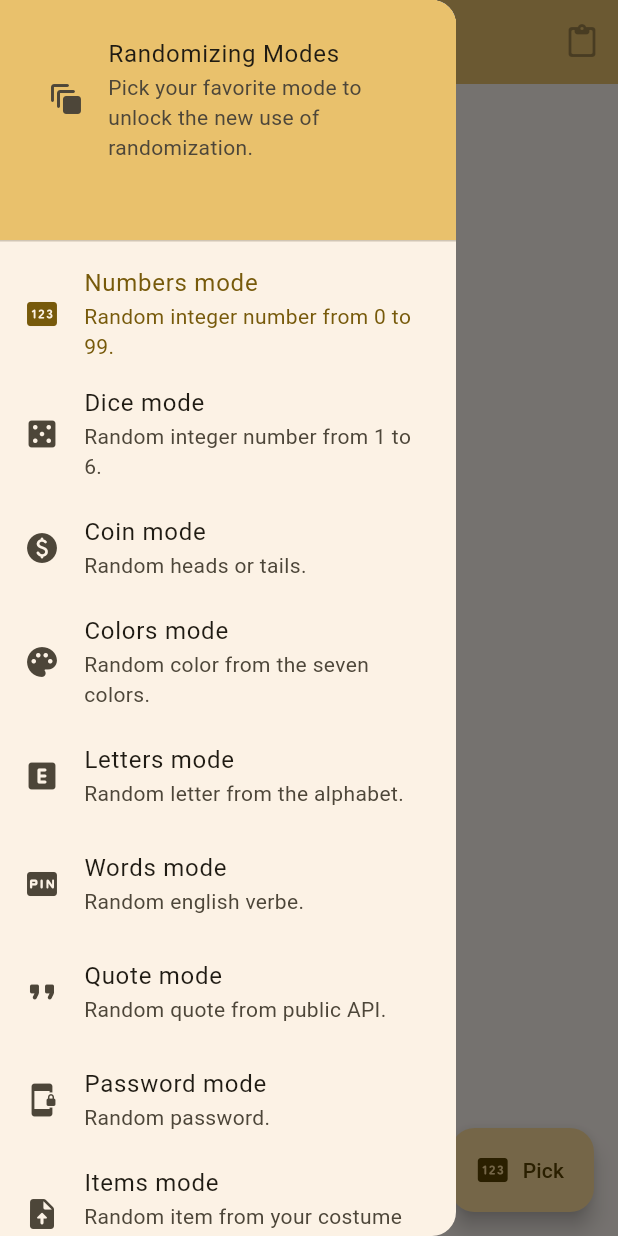
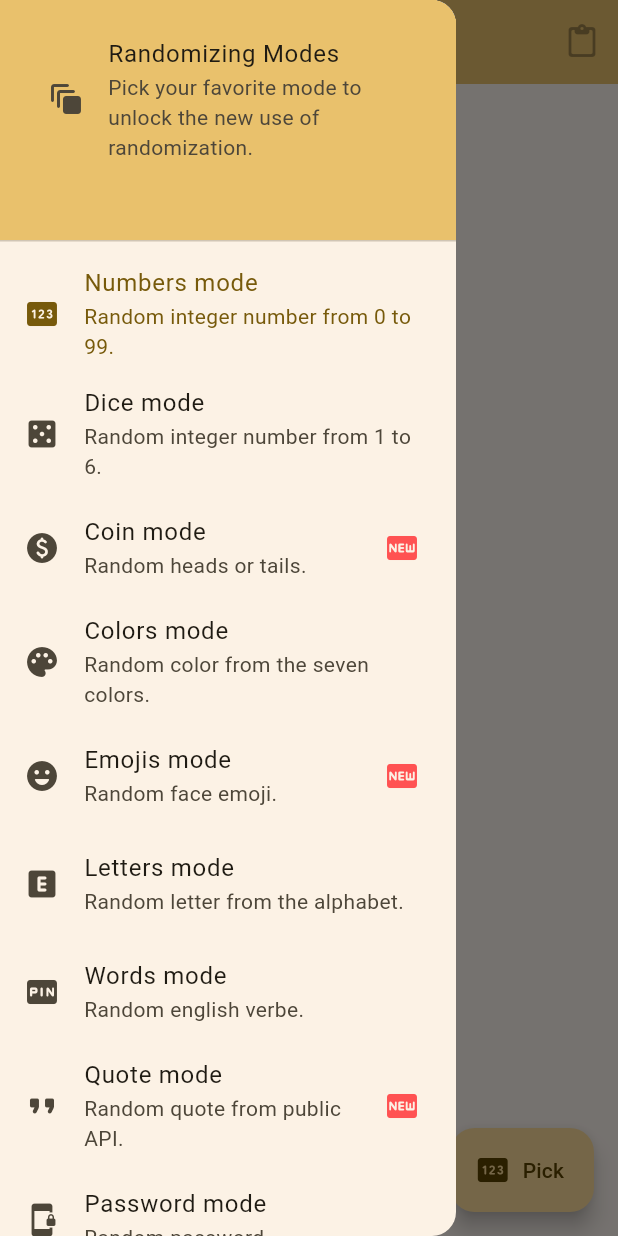
Before and after one commit to Meauh/randomizer, a Flutter app: the screen it shows after launch, with the side drawer open, on a phone screen of 412 x 824 dp. Run offline on Flutter 3.47's test engine with Material 3 defaults, Android fonts, the phone set to English and light mode, and no system bars; our stand-ins replace file_picker; missing offline and left inert: word_generator.

Commit message:
feat: add emoji mode, add new badge. - try https quote API.

```diff
--- a/lib/main.dart
+++ b/lib/main.dart
@@ -98,6 +98,12 @@ class _MyHomePageState extends State<MyHomePage> {
       Icon(Icons.palette_rounded),
     ),
     (
+      "Emojis",
+      "emoji",
+      "face emoji.",
+      Icon(Icons.emoji_emotions_rounded),
+    ),
+    (
       "Letters",
       "caract",
       "letter from the alphabet.",
@@ -120,7 +126,7 @@ class _MyHomePageState extends State<MyHomePage> {
     ("Images", "img", "image from pexels or unsplash.", Icon(Icons.panorama)),
     (
       "Videos",
-      "vid",
+      "yt",
       "video from youtube playlist.",
       Icon(Icons.ondemand_video_rounded),
     ),
@@ -171,6 +177,9 @@ class _MyHomePageState extends State<MyHomePage> {
         case "coin":
           _pickRandomCoin();
           break;
+        case "emoji":
+          _pickRandomEmoji();
+          break;
         default:
           _pickRandomInt();
           break;
@@ -201,6 +210,23 @@ class _MyHomePageState extends State<MyHomePage> {
   void _pickRandomCoin() {
     List<String> coinFaces = ["Heads", "Tails"];
     _randomValue = coinFaces[Random().nextInt(2)];
+  }
+  void _pickRandomEmoji() {
+    List<String> faceEmojis = [
+    "😀", "😃", "😄", "😁", "😆", "😅", "😂", "🤣", "😊", "😇",
+    "🙂", "🙃", "😉", "😌", "😍", "🥰", "😘", "😗", "😙", "😚",
+    "😋", "😛", "😝", "😜", "🤪", "🤨", "🧐", "🤓", "😎", "🥸",
+    "🤩", "🥳", "😏", "😒", "😞", "😔", "😟", "😕", "🙁", "☹️",
+    "😣", "😖", "😫", "😩", "🥺", "😢", "😭", "😤", "😠", "😡",
+    "🤬", "🤯", "😳", "🥵", "🥶", "😱", "😨", "😰", "😥", "😓",
+    "🤗", "🤔", "🫢", "🤭", "🫣", "🤫", "🤥", "😶", "😐", "😑",
+    "😬", "🙄", "😯", "😦", "😧", "😮", "😲", "🥱", "😴", "🤤",
+    "😪", "😵", "😵‍💫", "🤐", "🥴", "🤢", "🤮", "🤧", "😷", "🤒",
+    "🤕", "🤑", "🤠", "😈", "👿", "👹", "👺", "💀", "☠️", "👻",
+    "👽", "👾", "🤖", "😺", "😸", "😹", "😻", "😼", "😽", "🙀",
+    "😿", "😾"
+    ];
+    _randomValue = faceEmojis[Random().nextInt(faceEmojis.length)];
   }
 
   Future<void> _pickRandomFromFile() async {
@@ -255,14 +281,14 @@ class _MyHomePageState extends State<MyHomePage> {
   }
 
   Future<void> _pickRandomQuote() async {
-    const url = 'http://api.quotable.io/random';
+    const url = 'https://dummyjson.com/quotes/random';
 
     try {
       final response = await http.get(Uri.parse(url));
 
       if (response.statusCode == 200) {
         final data = json.decode(response.body);
-        final quoteBody = data['content'] + " - By " + data['author'];
+        final quoteBody = '"${data['quote']}" \nBy ${data['author']}';
         setState(() {
           _randomValue = quoteBody;
         });
@@ -381,6 +407,7 @@ class _MyHomePageState extends State<MyHomePage> {
             ),
             ListTile(
               leading: modes[3].$4,
+              trailing: Icon(Icons.fiber_new_rounded, color: Colors.redAccent,),
               title: Text('${modes[3].$1} mode'),
               subtitle: Text('Random ${modes[3].$3}'),
               selected: activeMode == 3,
@@ -397,6 +424,7 @@ class _MyHomePageState extends State<MyHomePage> {
             ),
             ListTile(
               leading: modes[5].$4,
+              trailing: Icon(Icons.fiber_new_rounded, color: Colors.redAccent,),
               title: Text('${modes[5].$1} mode'),
               subtitle: Text('Random ${modes[5].$3}'),
               selected: activeMode == 5,
@@ -422,6 +450,7 @@ class _MyHomePageState extends State<MyHomePage> {
             // Divider(indent: 24, endIndent: 24),
             ListTile(
               leading: modes[8].$4,
+              trailing: Icon(Icons.fiber_new_rounded, color: Colors.redAccent,),
               title: Text('${modes[8].$1} mode'),
               subtitle: Text('Random ${modes[8].$3}'),
               selected: activeMode == 8,
@@ -442,7 +471,7 @@ class _MyHomePageState extends State<MyHomePage> {
               subtitle: Text('Random ${modes[10].$3}'),
               selected: activeMode == 10,
               onTap: () => _changeMode(modeIndex: 10),
-              enabled: false,
+              // enabled: false,
             ),
             ListTile(
               leading: modes[11].$4,
@@ -450,6 +479,14 @@ class _MyHomePageState extends State<MyHomePage> {
               subtitle: Text('Random ${modes[11].$3}'),
               selected: activeMode == 11,
               onTap: () => _changeMode(modeIndex: 11),
+              enabled: false,
+            ),
+            ListTile(
+              leading: modes[12].$4,
+              title: Text('${modes[12].$1} mode'),
+              subtitle: Text('Random ${modes[12].$3}'),
+              selected: activeMode == 12,
+              onTap: () => _changeMode(modeIndex: 12),
               enabled: false,
             ),
             Divider(indent: 12, endIndent: 12),
--- a/pubspec.yaml
+++ b/pubspec.yaml
@@ -38,6 +38,7 @@ dependencies:
   file_picker: ^10.1.2
   http: ^1.3.0
   url_launcher: ^6.3.1
+  youtube_player_iframe: ^5.2.1
 
 dev_dependencies:
   flutter_test:
```
Also changed, not shown: pubspec.lock, 1 other file.
